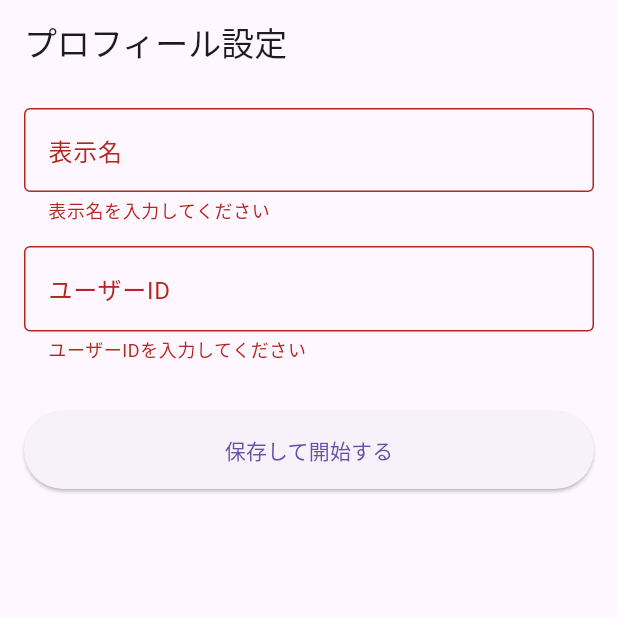
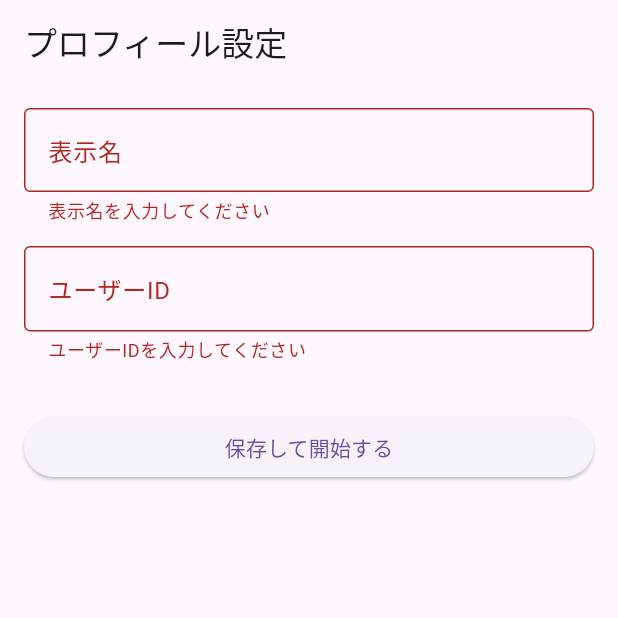
Before and after one commit to Hayato2005/sukekenn, a Flutter app: the screen it shows once a user with an empty profile is signed in, after a tap on "保存して開始する", on a phone screen of 412 x 824 dp, the top half of it. Run offline on Flutter 3.47's test engine with Material 3 defaults, Android fonts, the light colour scheme and no system bars; our stand-ins replace cloud_firestore, firebase_auth, firebase_core, flutter_riverpod, table_calendar; accounts and stored records are empty.

Commit message:
Geminiこわい

```diff
--- a/lib/main.dart
+++ b/lib/main.dart
@@ -1,26 +1,38 @@
-// lib/main.dart
 import 'package:flutter/material.dart';
 import 'package:firebase_core/firebase_core.dart';
 import 'package:firebase_auth/firebase_auth.dart';
 import 'package:flutter_riverpod/flutter_riverpod.dart';
 import 'package:intl/date_symbol_data_local.dart';
-import 'package:sukekenn/presentation/pages/auth/check_profile_screen.dart';
-import 'package:sukekenn/presentation/pages/auth/phone_auth_page.dart';
+
 import 'firebase_options.dart';
+import 'presentation/pages/auth/phone_auth_page.dart';
+import 'presentation/pages/auth/check_profile_screen.dart';
+import 'presentation/pages/calendar/calendar_page.dart';
 
-void main() async {
+Future<void> main() async {
   WidgetsFlutterBinding.ensureInitialized();
-  await initializeDateFormatting('ja');
+  print("--- アプリ起動 ---");
 
-  // --- 修正点：Firebaseが初期化済みかチェックする ---
-  if (Firebase.apps.isEmpty) {
-    await Firebase.initializeApp(
-      options: DefaultFirebaseOptions.currentPlatform,
-    );
+  await initializeDateFormatting('ja'); // ← ここで初期化！
+
+  try {
+    if (Firebase.apps.isEmpty) {
+      print("--- Firebase初期化を開始 ---");
+      await Firebase.initializeApp(
+        options: DefaultFirebaseOptions.currentPlatform,
+      );
+      print("--- Firebase初期化完了 ---");
+    } else {
+      print("--- 既存のFirebaseインスタンスを使用 ---");
+      Firebase.app();
+    }
+  } catch (e, st) {
+    print("--- Firebase初期化中にエラー: $e ---");
+    print(st);
   }
 
   runApp(
-    const ProviderScope(
+    const ProviderScope( // ← ここで包む
       child: MyApp(),
     ),
   );
@@ -28,29 +40,61 @@ void main() async {
 
 class MyApp extends StatelessWidget {
   const MyApp({super.key});
+
   @override
   Widget build(BuildContext context) {
     return MaterialApp(
-      debugShowCheckedModeBanner: false,
-      title: 'Sukekenn',
-      theme: ThemeData(
-        primarySwatch: Colors.blue,
-        visualDensity: VisualDensity.adaptivePlatformDensity,
-      ),
-      home: StreamBuilder<User?>(
-        stream: FirebaseAuth.instance.authStateChanges(),
-        builder: (context, snapshot) {
-          if (snapshot.connectionState == ConnectionState.waiting) {
-            return const Scaffold(
-              body: Center(child: CircularProgressIndicator()),
-            );
-          }
-          if (snapshot.hasData) {
-            return const CheckProfileScreen();
-          }
-          return const PhoneAuthPage();
-        },
-      ),
+      title: 'Calendar App',
+      theme: ThemeData(primarySwatch: Colors.blue),
+      home: const InitialScreenSelector(),
     );
   }
 }
+
+class InitialScreenSelector extends StatelessWidget {
+  const InitialScreenSelector({super.key});
+
+  /// Firestoreなどにプロフィール完了情報があるか確認するメソッド
+  Future<bool> _checkProfileCompleted(User user) async {
+    // TODO: Firestore等で該当ユーザーのプロフィール情報を取得して、
+    // 登録完了しているか判定するロジックに置き換えること
+    // 仮で「ユーザーIDが偶数なら完了済」として動作確認できるようにする
+    return user.uid.hashCode % 2 == 0;
+  }
+
+  @override
+  Widget build(BuildContext context) {
+    return StreamBuilder<User?>(
+      stream: FirebaseAuth.instance.authStateChanges(),
+      builder: (context, snapshot) {
+        // ローディング中
+        if (snapshot.connectionState == ConnectionState.waiting) {
+          return const Scaffold(body: Center(child: CircularProgressIndicator()));
+        }
+
+        // 未認証 → 電話認証画面へ
+        if (!snapshot.hasData) {
+          return const PhoneAuthPage();
+        }
+
+        // 認証済み → Firestoreのプロフィール確認
+        return FutureBuilder<bool>(
+          future: _checkProfileCompleted(snapshot.data!),
+          builder: (context, profileSnapshot) {
+            if (profileSnapshot.connectionState == ConnectionState.waiting) {
+              return const Scaffold(body: Center(child: CircularProgressIndicator()));
+            }
+
+            if (profileSnapshot.hasData && profileSnapshot.data == true) {
+              // プロフィール完了済み → ホーム画面へ
+              return const CalendarPage();
+            } else {
+              // プロフィール未完了 → プロフィール作成へ
+              return const CheckProfileScreen();
+            }
+          },
+        );
+      },
+    );
+  }
+}
--- a/lib/main_screen.dart
+++ b/lib/main_screen.dart
@@ -1,7 +1,5 @@
-// lib/main_screen.dart の全文
-
 import 'package:flutter/material.dart';
-import 'package:sukekenn/presentation/pages/calendar/calendar_page.dart'; // 修正点：新しいカレンダーページをインポート
+import 'home_screen.dart';
 import 'chat_screen.dart';
 import 'friend_screen.dart';
 import 'matching_screen.dart';
@@ -17,22 +15,27 @@ class MainScreen extends StatefulWidget {
 class _MainScreenState extends State<MainScreen> {
   int _currentIndex = 0;
 
-  // 修正点：呼び出すウィジェットを CalendarHomeScreen から CalendarPage に変更
-  final List<Widget> _pages = [
-    const CalendarPage(),
-    const ChatScreen(),
-    const FriendScreen(),
-    const MatchingScreen(),
-    const MyPageScreen(),
+  final List<Widget> _pages = const [
+    HomeScreen(),
+    ChatScreen(),
+    FriendScreen(),
+    MatchingScreen(),
+    MyPageScreen(),
   ];
 
   @override
   Widget build(BuildContext context) {
     return Scaffold(
-      body: _pages[_currentIndex],
+      body: IndexedStack(
+        index: _currentIndex,
+        children: _pages,
+      ),
       bottomNavigationBar: BottomNavigationBar(
+        type: BottomNavigationBarType.fixed,
         currentIndex: _currentIndex,
-        type: BottomNavigationBarType.fixed,
+        selectedItemColor: Colors.blueAccent,
+        unselectedItemColor: Colors.grey,
+        onTap: (index) => setState(() => _currentIndex = index),
         items: const [
           BottomNavigationBarItem(icon: Icon(Icons.home), label: 'ホーム'),
           BottomNavigationBarItem(icon: Icon(Icons.chat), label: 'チャット'),
@@ -40,11 +43,6 @@ class _MainScreenState extends State<MainScreen> {
           BottomNavigationBarItem(icon: Icon(Icons.search), label: 'マッチング'),
           BottomNavigationBarItem(icon: Icon(Icons.person), label: 'マイページ'),
         ],
-        onTap: (index) {
-          setState(() {
-            _currentIndex = index;
-          });
-        },
       ),
     );
   }
--- a/lib/presentation/pages/auth/check_profile_screen.dart
+++ b/lib/presentation/pages/auth/check_profile_screen.dart
@@ -4,6 +4,7 @@ import 'package:firebase_auth/firebase_auth.dart';
 import 'package:cloud_firestore/cloud_firestore.dart';
 import 'package:sukekenn/main_screen.dart';
 import 'package:sukekenn/presentation/pages/auth/profile_edit_screen.dart';
+import 'package:sukekenn/presentation/pages/auth/phone_auth_page.dart';
 
 class CheckProfileScreen extends StatelessWidget {
   const CheckProfileScreen({super.key});
@@ -13,25 +14,18 @@ class CheckProfileScreen extends StatelessWidget {
     final user = FirebaseAuth.instance.currentUser;
 
     if (user == null) {
-      return const Scaffold(
-        body: Center(child: Text("未ログインです。アプリを再起動してください。")),
-      );
+      return const PhoneAuthPage();
     }
 
     return FutureBuilder<DocumentSnapshot>(
       future: FirebaseFirestore.instance.collection('users').doc(user.uid).get(),
       builder: (context, snapshot) {
         if (snapshot.connectionState == ConnectionState.waiting) {
-          return const Scaffold(
-            body: Center(child: CircularProgressIndicator()),
-          );
+          return const Scaffold(body: Center(child: CircularProgressIndicator()));
         }
         if (snapshot.hasError) {
-          return Scaffold(
-            body: Center(child: Text("エラーが発生しました: ${snapshot.error}")),
-          );
+          return Scaffold(body: Center(child: Text("エラーが発生しました: ${snapshot.error}")));
         }
-
         if (!snapshot.hasData || !snapshot.data!.exists) {
           return const ProfileEditScreen();
         }
@@ -40,10 +34,8 @@ class CheckProfileScreen extends StatelessWidget {
         final hasDisplayName = data.containsKey('displayName') && data['displayName'] != null && data['displayName'].toString().isNotEmpty;
 
         if (!hasDisplayName) {
-          // --- 修正点：呼び出すクラス名を正しいものに修正 ---
           return const ProfileEditScreen();
         } else {
-          // 設定済み → メイン画面へ
           return const MainScreen();
         }
       },
--- a/lib/presentation/pages/auth/profile_edit_screen.dart
+++ b/lib/presentation/pages/auth/profile_edit_screen.dart
@@ -2,7 +2,6 @@
 import 'package:flutter/material.dart';
 import 'package:firebase_auth/firebase_auth.dart';
 import 'package:cloud_firestore/cloud_firestore.dart';
-import 'package:sukekenn/main_screen.dart';
 
 class ProfileEditScreen extends StatefulWidget {
   const ProfileEditScreen({super.key});
@@ -26,54 +25,41 @@ class _ProfileEditScreenState extends State<ProfileEditScreen> {
 
   Future<void> _saveProfile() async {
     FocusScope.of(context).unfocus();
-
-    if (!_formKey.currentState!.validate()) {
-      return;
-    }
+    if (!_formKey.currentState!.validate() || _isLoading) return;
+    setState(() => _isLoading = true);
 
     final user = FirebaseAuth.instance.currentUser;
-    if (user == null) return;
+    if (user == null) {
+        setState(() => _isLoading = false);
+        return;
+    }
 
     final displayName = _displayNameController.text.trim();
     final id = _idController.text.trim();
 
-    setState(() => _isLoading = true);
-
     try {
-      final idSnapshot = await FirebaseFirestore.instance
-          .collection('users')
-          .where('id', isEqualTo: id)
-          .limit(1)
-          .get();
-
+      final idSnapshot = await FirebaseFirestore.instance.collection('users').where('id', isEqualTo: id).limit(1).get();
       if (idSnapshot.docs.isNotEmpty && idSnapshot.docs.first.id != user.uid) {
         if (!mounted) return;
-        ScaffoldMessenger.of(context).showSnackBar(
-          const SnackBar(content: Text("このIDは既に使用されています")),
-        );
+        ScaffoldMessenger.of(context).showSnackBar(const SnackBar(content: Text("このIDは既に使用されています")));
         setState(() => _isLoading = false);
         return;
       }
 
+      // プロフィール情報をFirestoreに保存
       await FirebaseFirestore.instance.collection('users').doc(user.uid).set({
         'displayName': displayName,
         'id': id,
         'uid': user.uid,
         'phoneNumber': user.phoneNumber,
+        'createdAt': FieldValue.serverTimestamp(),
       }, SetOptions(merge: true));
 
-      if (mounted){
-         Navigator.of(context).pushAndRemoveUntil(
-          MaterialPageRoute(builder: (context) => const MainScreen()),
-          (route) => false,
-        );
-      }
+      // 保存後の画面遷移はmain.dartのStreamBuilderが自動的に検知して行うので、ここでの遷移コードは不要
 
     } catch (e) {
       if (!mounted) return;
-      ScaffoldMessenger.of(context).showSnackBar(
-        SnackBar(content: Text("エラーが発生しました: $e")),
-      );
+      ScaffoldMessenger.of(context).showSnackBar(SnackBar(content: Text("エラーが発生しました: $e")));
     } finally {
        if (mounted) {
         setState(() => _isLoading = false);
@@ -84,10 +70,7 @@ class _ProfileEditScreenState extends State<ProfileEditScreen> {
   @override
   Widget build(BuildContext context) {
     return Scaffold(
-      appBar: AppBar(
-        title: const Text("プロフィール設定"),
-        automaticallyImplyLeading: false,
-      ),
+      appBar: AppBar(title: const Text("プロフィール設定"), automaticallyImplyLeading: false),
       body: SingleChildScrollView(
         padding: const EdgeInsets.all(16.0),
         child: Form(
@@ -97,46 +80,24 @@ class _ProfileEditScreenState extends State<ProfileEditScreen> {
             children: [
               TextFormField(
                 controller: _displayNameController,
-                decoration: const InputDecoration(
-                  labelText: "表示名",
-                  border: OutlineInputBorder(),
-                  hintText: '他のユーザーに表示される名前'
-                ),
-                validator: (value) {
-                  if (value == null || value.trim().isEmpty) {
-                    return '表示名を入力してください';
-                  }
-                  return null;
-                },
+                decoration: const InputDecoration(labelText: "表示名", border: OutlineInputBorder()),
+                validator: (value) => (value == null || value.trim().isEmpty) ? '表示名を入力してください' : null,
               ),
               const SizedBox(height: 16),
               TextFormField(
                 controller: _idController,
-                decoration: const InputDecoration(
-                  labelText: "ユーザーID",
-                  border: OutlineInputBorder(),
-                  hintText: '半角英数字とアンダースコア(_)のみ'
-                ),
-                 validator: (value) {
-                  if (value == null || value.trim().isEmpty) {
-                    return 'ユーザーIDを入力してください';
-                  }
-                  if (!RegExp(r'^[a-zA-Z0-9_]{4,15}$').hasMatch(value)) {
-                    return '4〜15文字の半角英数字と_のみ使用できます';
-                  }
+                decoration: const InputDecoration(labelText: "ユーザーID", border: OutlineInputBorder(), hintText: '半角英数字と_のみ'),
+                validator: (value) {
+                  if (value == null || value.trim().isEmpty) return 'ユーザーIDを入力してください';
+                  if (!RegExp(r'^[a-zA-Z0-9_]{4,15}$').hasMatch(value)) return '4〜15文字の半角英数字と_のみ使用できます';
                   return null;
                 },
               ),
               const SizedBox(height: 32),
-              _isLoading
-                  ? const Center(child: CircularProgressIndicator())
-                  : ElevatedButton(
-                      style: ElevatedButton.styleFrom(
-                        padding: const EdgeInsets.symmetric(vertical: 16),
-                      ),
-                      onPressed: _saveProfile,
-                      child: const Text("保存して開始する"),
-                    ),
+              ElevatedButton(
+                onPressed: _isLoading ? null : _saveProfile,
+                child: _isLoading ? const CircularProgressIndicator() : const Text("保存して開始する"),
+              ),
             ],
           ),
         ),
--- a/lib/presentation/pages/calendar/calendar_page.dart
+++ b/lib/presentation/pages/calendar/calendar_page.dart
@@ -8,8 +8,8 @@ import 'package:sukekenn/core/models/event.dart';
 import 'package:sukekenn/presentation/pages/calendar/widgets/calendar_day_cell.dart';
 import 'package:sukekenn/presentation/pages/calendar/widgets/day_timeline_popup.dart';
 import 'package:sukekenn/presentation/pages/calendar/widgets/event_form_page.dart';
-// --- 修正点：お客様の環境のパスに合わせます ---
-import 'package:sukekenn/presentation/pages/calendar/widgets/app_drawer.dart';
+// --- 修正点：app_drawer.dartのimportパスを修正 ---
+import 'widgets/app_drawer.dart';
 import 'package:sukekenn/presentation/pages/calendar/widgets/year_month_picker_modal.dart';
 import 'package:sukekenn/presentation/pages/calendar/widgets/week_view_widget.dart';
 import 'package:table_calendar/table_calendar.dart';
```
Also changed, not shown: lib/check_profile_screen.dart (added), lib/phone_auth_page.dart (deleted), lib/profile_edit_screen.dart (added).
